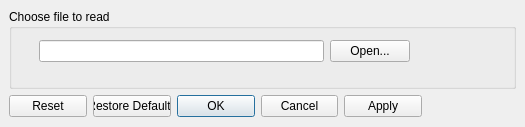
Before: the Qt Designer form src/Interface/Modules/DataIO/ReadMatrix.ui in SCIInstitute/SCIRun, drawn with Qt 5.
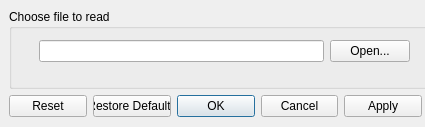
After: the same form once the commit is applied.

```diff
--- a/src/Interface/Modules/DataIO/ReadMatrix.ui
+++ b/src/Interface/Modules/DataIO/ReadMatrix.ui
@@ -6,7 +6,7 @@
    <rect>
     <x>0</x>
     <y>0</y>
-    <width>525</width>
+    <width>425</width>
     <height>127</height>
    </rect>
   </property>
@@ -18,7 +18,7 @@
   </property>
   <property name="minimumSize">
    <size>
-    <width>525</width>
+    <width>425</width>
     <height>127</height>
    </size>
   </property>
```
